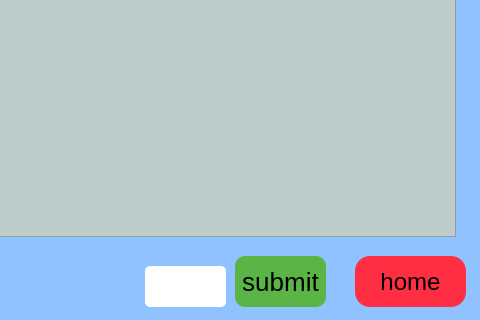
The window that ui/dealing.ui (mittal-ankitm/stock-market-app) describes before a commit, drawn with Qt 5; both pictures show x 445 to 925 and y 264 to 584 of the 925 by 584 pixel window.
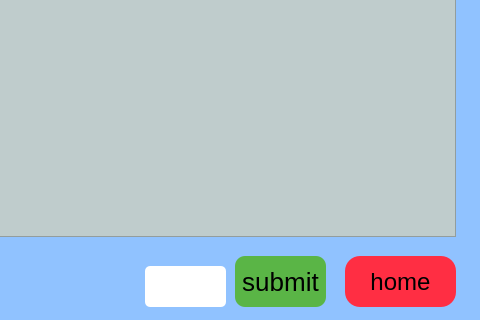
The same window after the commit. Icons and pictures are not drawn.

What changed in the file:
```diff
--- a/ui/dealing.ui
+++ b/ui/dealing.ui
@@ -74,7 +74,7 @@
    <widget class="QPushButton" name="homebutton">
     <property name="geometry">
      <rect>
-      <x>800</x>
+      <x>790</x>
       <y>520</y>
       <width>111</width>
       <height>51</height>
```
